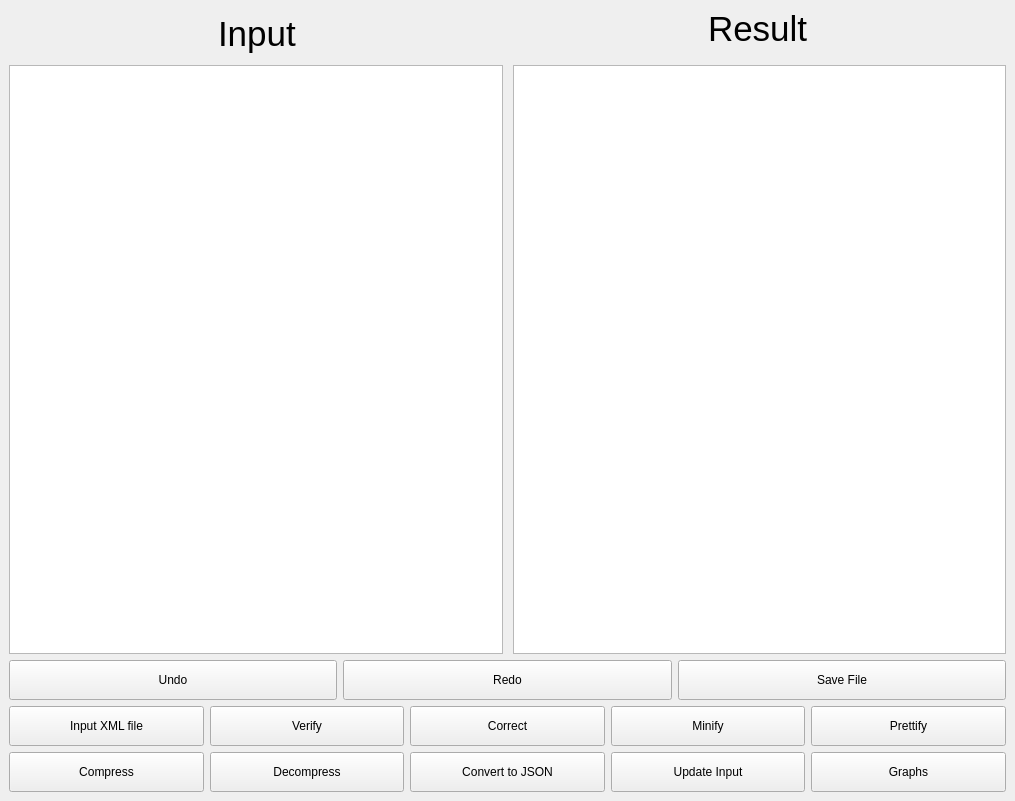
Above: GUI/GUI/mainwindow.ui from ElecSpartan/DS_Project before the change. Below: the same form after it.
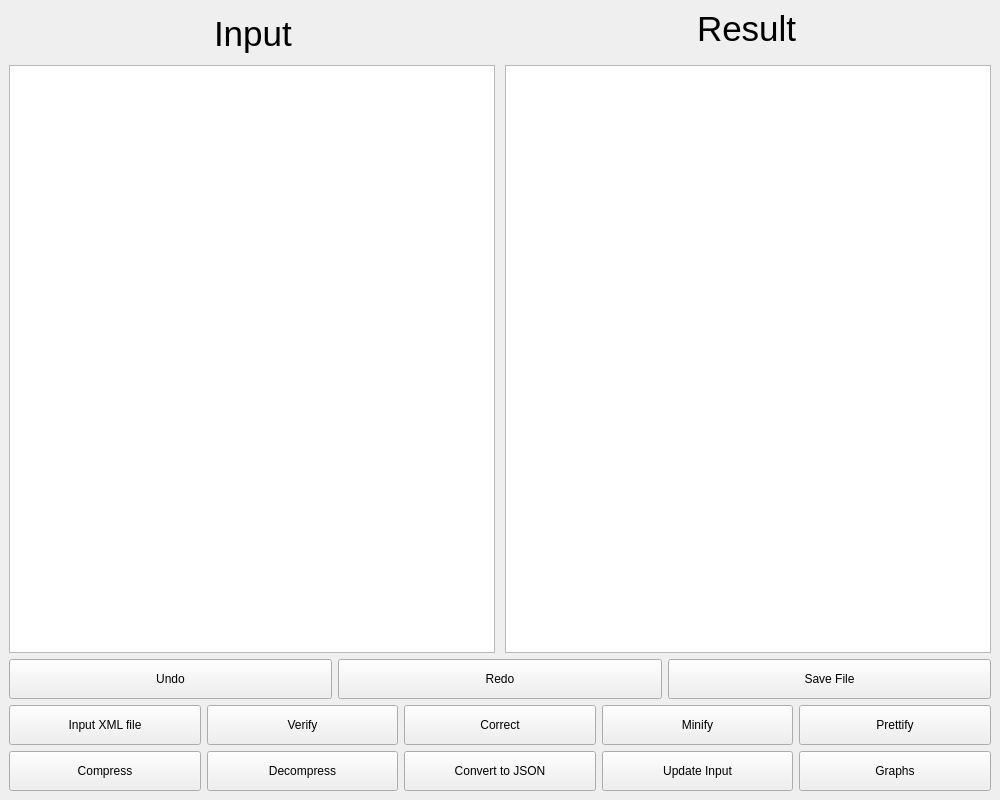
That is the form after the change.

```diff
--- a/GUI/GUI/mainwindow.ui
+++ b/GUI/GUI/mainwindow.ui
@@ -9,13 +9,13 @@
    <rect>
     <x>0</x>
     <y>0</y>
-    <width>1015</width>
-    <height>801</height>
+    <width>1000</width>
+    <height>800</height>
    </rect>
   </property>
   <property name="minimumSize">
    <size>
-    <width>800</width>
+    <width>1000</width>
     <height>800</height>
    </size>
   </property>
```
